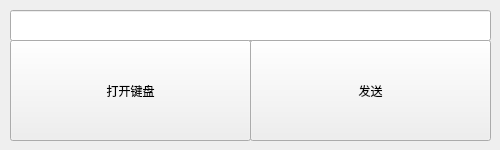
limelisest/VRChat_OSCKeyboard, file main.ui: the form before one commit.
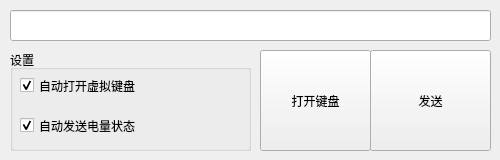
The form after the commit.

Commit message: 增加自动打开键盘的开关，增加自动发送电脑电量

Diff of the .ui file:
```diff
--- a/main.ui
+++ b/main.ui
@@ -7,19 +7,19 @@
     <x>0</x>
     <y>0</y>
     <width>500</width>
-    <height>150</height>
+    <height>160</height>
    </rect>
   </property>
   <property name="minimumSize">
    <size>
     <width>500</width>
-    <height>150</height>
+    <height>160</height>
    </size>
   </property>
   <property name="maximumSize">
    <size>
     <width>500</width>
-    <height>150</height>
+    <height>160</height>
    </size>
   </property>
   <property name="windowTitle">
@@ -47,9 +47,9 @@
    <widget class="QPushButton" name="bt_open">
     <property name="geometry">
      <rect>
-      <x>10</x>
-      <y>40</y>
-      <width>241</width>
+      <x>260</x>
+      <y>50</y>
+      <width>111</width>
       <height>101</height>
      </rect>
     </property>
@@ -60,9 +60,9 @@
    <widget class="QPushButton" name="bt_close">
     <property name="geometry">
      <rect>
-      <x>250</x>
-      <y>40</y>
-      <width>241</width>
+      <x>370</x>
+      <y>50</y>
+      <width>121</width>
       <height>101</height>
      </rect>
     </property>
@@ -70,6 +70,57 @@
      <string>发送</string>
     </property>
    </widget>
+   <widget class="QGroupBox" name="gp_setting">
+    <property name="geometry">
+     <rect>
+      <x>10</x>
+      <y>50</y>
+      <width>241</width>
+      <height>101</height>
+     </rect>
+    </property>
+    <property name="title">
+     <string>设置</string>
+    </property>
+    <widget class="QCheckBox" name="cb_autoOpenKeyboard">
+     <property name="enabled">
+      <bool>true</bool>
+     </property>
+     <property name="geometry">
+      <rect>
+       <x>10</x>
+       <y>20</y>
+       <width>221</width>
+       <height>31</height>
+      </rect>
+     </property>
+     <property name="text">
+      <string>自动打开虚拟键盘</string>
+     </property>
+     <property name="checked">
+      <bool>true</bool>
+     </property>
+    </widget>
+    <widget class="QCheckBox" name="cb_sendBettaryState">
+     <property name="enabled">
+      <bool>true</bool>
+     </property>
+     <property name="geometry">
+      <rect>
+       <x>10</x>
+       <y>60</y>
+       <width>221</width>
+       <height>31</height>
+      </rect>
+     </property>
+     <property name="text">
+      <string>自动发送电量状态</string>
+     </property>
+     <property name="checked">
+      <bool>true</bool>
+     </property>
+    </widget>
+   </widget>
   </widget>
  </widget>
  <resources/>
```
The commit also changes 3 other files.
